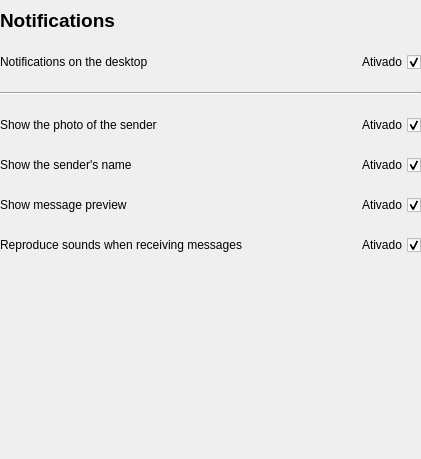
Old version of the form zapzap/view/ui/notifications_page.ui in the repository jmbatistav/zapzap.
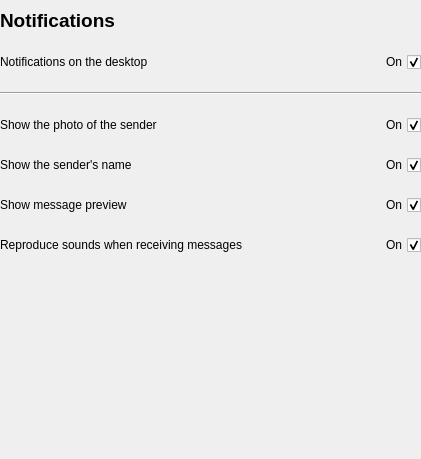
New version of the form.

```diff
--- a/zapzap/view/ui/notifications_page.ui
+++ b/zapzap/view/ui/notifications_page.ui
@@ -93,7 +93,7 @@
             <enum>Qt::RightToLeft</enum>
            </property>
            <property name="text">
-            <string>Ativado</string>
+            <string>On</string>
            </property>
            <property name="checked">
             <bool>true</bool>
@@ -145,7 +145,7 @@
             <enum>Qt::RightToLeft</enum>
            </property>
            <property name="text">
-            <string>Ativado</string>
+            <string>On</string>
            </property>
            <property name="checked">
             <bool>true</bool>
@@ -158,7 +158,7 @@
             <enum>Qt::RightToLeft</enum>
            </property>
            <property name="text">
-            <string>Ativado</string>
+            <string>On</string>
            </property>
            <property name="checked">
             <bool>true</bool>
@@ -171,7 +171,7 @@
             <enum>Qt::RightToLeft</enum>
            </property>
            <property name="text">
-            <string>Ativado</string>
+            <string>On</string>
            </property>
            <property name="checked">
             <bool>true</bool>
@@ -184,7 +184,7 @@
             <enum>Qt::RightToLeft</enum>
            </property>
            <property name="text">
-            <string>Ativado</string>
+            <string>On</string>
            </property>
            <property name="checked">
             <bool>true</bool>
```
